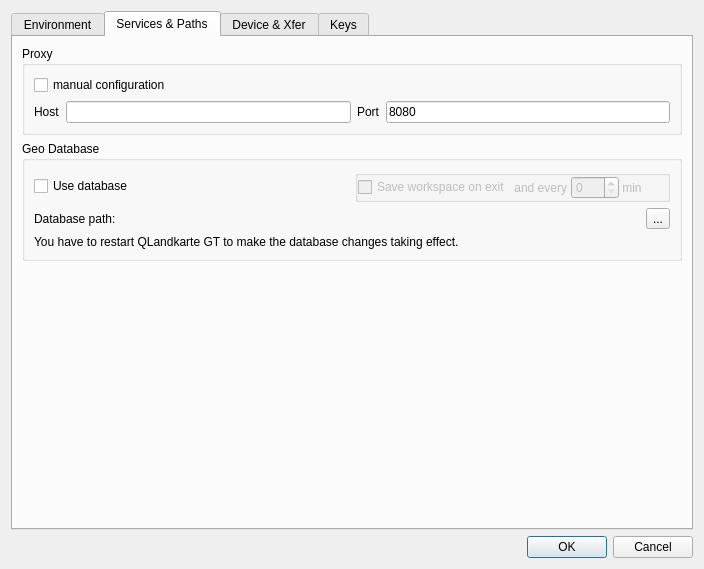
The window that src/IDlgConfig.ui (ntruchsess/QLandkarteGT) describes before a commit, drawn with Qt 5.
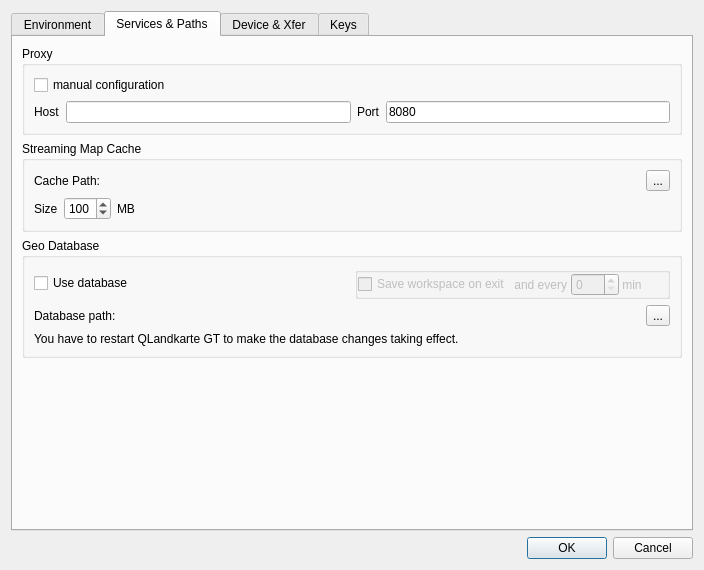
The same window after the commit. The open tabs and pages were chosen to show the change.

Commit message: make cache path for streaming maps an option

Diff of the .ui file:
```diff
--- a/src/IDlgConfig.ui
+++ b/src/IDlgConfig.ui
@@ -7,7 +7,7 @@
     <x>0</x>
     <y>0</y>
     <width>704</width>
-    <height>569</height>
+    <height>570</height>
    </rect>
   </property>
   <property name="windowTitle">
@@ -211,7 +211,7 @@
       <attribute name="title">
        <string>Services &amp;&amp; Paths</string>
       </attribute>
-      <layout class="QVBoxLayout">
+      <layout class="QVBoxLayout" name="verticalLayout_5">
        <item>
         <widget class="QGroupBox" name="groupBox_4">
          <property name="title">
@@ -259,6 +259,92 @@
          </layout>
         </widget>
        </item>
+       <item>
+        <widget class="QGroupBox" name="groupBox_5">
+         <property name="title">
+          <string>Streaming Map Cache</string>
+         </property>
+         <layout class="QVBoxLayout" name="verticalLayout_2">
+          <item>
+           <layout class="QHBoxLayout" name="horizontalLayout_2">
+            <item>
+             <widget class="QLabel" name="label_3">
+              <property name="sizePolicy">
+               <sizepolicy hsizetype="Maximum" vsizetype="Preferred">
+                <horstretch>0</horstretch>
+                <verstretch>0</verstretch>
+               </sizepolicy>
+              </property>
+              <property name="text">
+               <string>Cache Path: </string>
+              </property>
+             </widget>
+            </item>
+            <item>
+             <widget class="QLabel" name="labelPathMapCache">
+              <property name="text">
+               <string/>
+              </property>
+             </widget>
+            </item>
+            <item>
+             <widget class="QToolButton" name="toolPathMapCache">
+              <property name="text">
+               <string>...</string>
+              </property>
+             </widget>
+            </item>
+           </layout>
+          </item>
+          <item>
+           <layout class="QHBoxLayout" name="horizontalLayout_3">
+            <item>
+             <widget class="QLabel" name="label_6">
+              <property name="sizePolicy">
+               <sizepolicy hsizetype="Maximum" vsizetype="Preferred">
+                <horstretch>0</horstretch>
+                <verstretch>0</verstretch>
+               </sizepolicy>
+              </property>
+              <property name="text">
+               <string>Size</string>
+              </property>
+             </widget>
+            </item>
+            <item>
+             <widget class="QSpinBox" name="spinSizeMapCache">
+              <property name="sizePolicy">
+               <sizepolicy hsizetype="Maximum" vsizetype="Fixed">
+                <horstretch>0</horstretch>
+                <verstretch>0</verstretch>
+               </sizepolicy>
+              </property>
+              <property name="minimum">
+               <number>50</number>
+              </property>
+              <property name="maximum">
+               <number>500</number>
+              </property>
+              <property name="singleStep">
+               <number>10</number>
+              </property>
+              <property name="value">
+               <number>100</number>
+              </property>
+             </widget>
+            </item>
+            <item>
+             <widget class="QLabel" name="label_10">
+              <property name="text">
+               <string>MB</string>
+              </property>
+             </widget>
+            </item>
+           </layout>
+          </item>
+         </layout>
+        </widget>
+       </item>
        <item>
         <widget class="QGroupBox" name="groupBoxGeoDB">
          <property name="enabled">
```
The commit also changes 6 other files.
